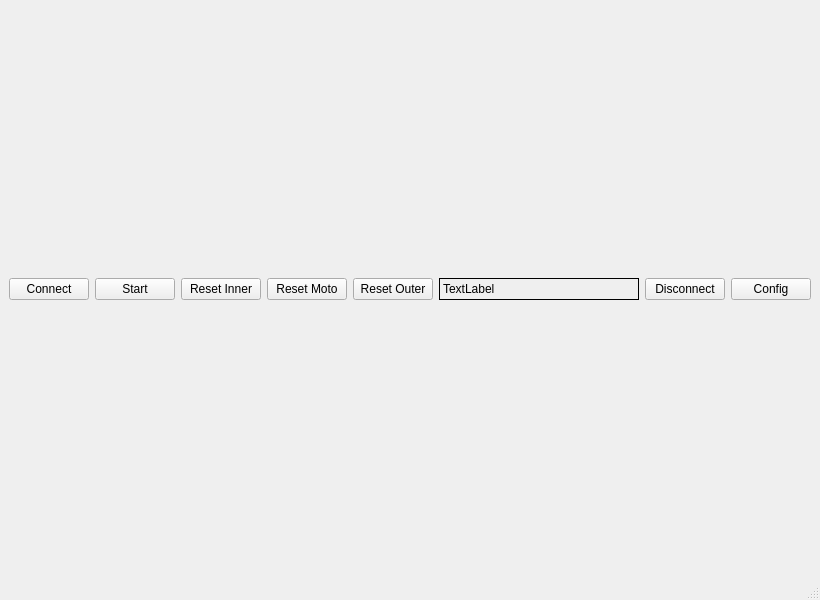
Above: mainwindow.ui from YoakamWang/QT-catch-serial-data-pulse- before the change. Below: the same form after it.
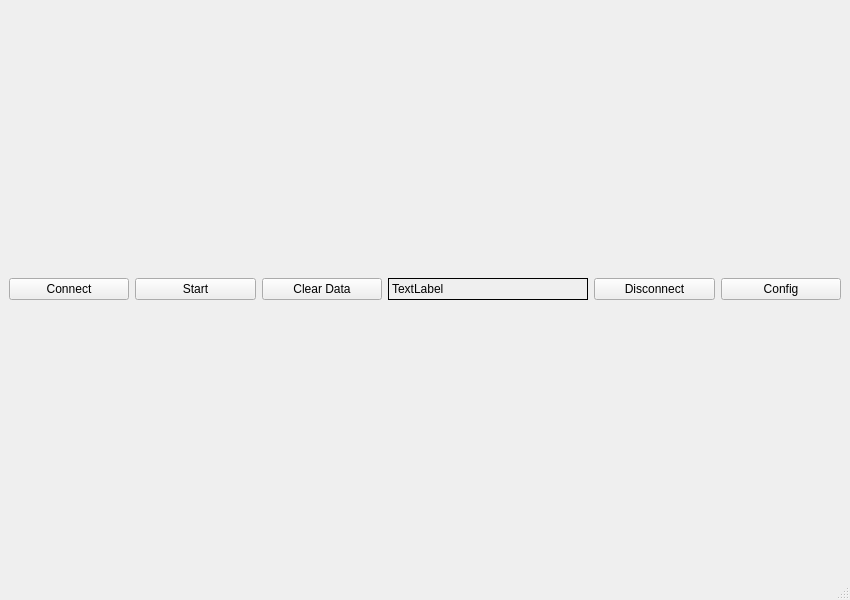
That is the form after the change.

```diff
--- a/mainwindow.ui
+++ b/mainwindow.ui
@@ -6,7 +6,7 @@
    <rect>
     <x>0</x>
     <y>0</y>
-    <width>800</width>
+    <width>850</width>
     <height>600</height>
    </rect>
   </property>
@@ -34,21 +34,7 @@
       <item>
        <widget class="QPushButton" name="clearInnerButton">
         <property name="text">
-         <string>Reset Inner</string>
-        </property>
-       </widget>
-      </item>
-      <item>
-       <widget class="QPushButton" name="clearmotoButton">
-        <property name="text">
-         <string>Reset Moto</string>
-        </property>
-       </widget>
-      </item>
-      <item>
-       <widget class="QPushButton" name="clearouterButton">
-        <property name="text">
-         <string>Reset Outer</string>
+         <string>Clear Data</string>
         </property>
        </widget>
       </item>
```
